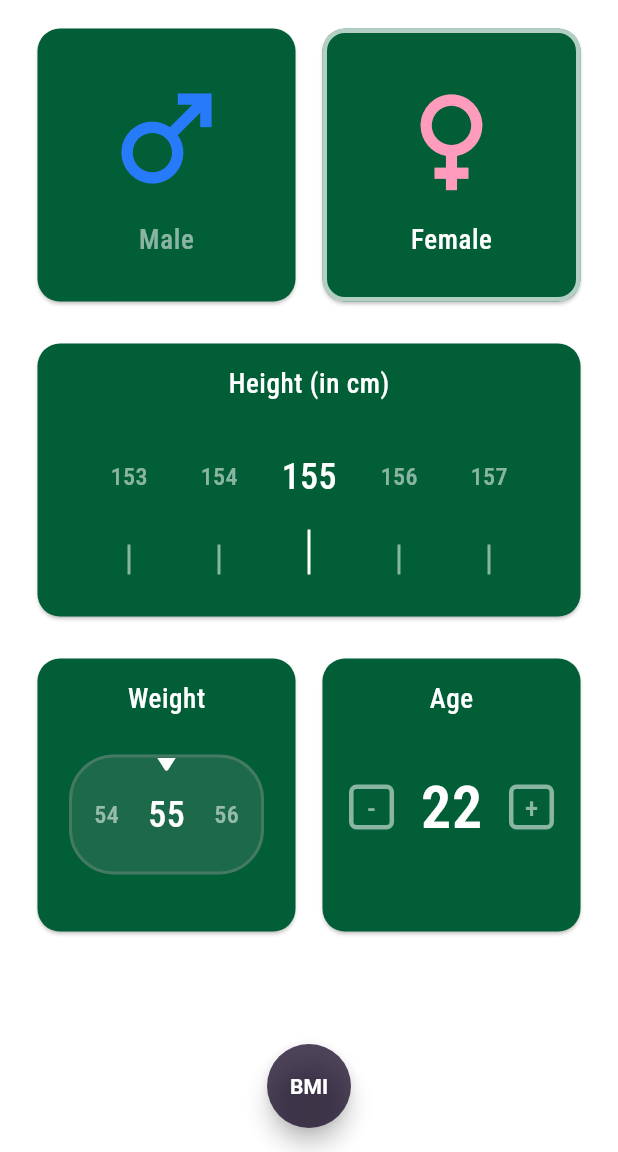
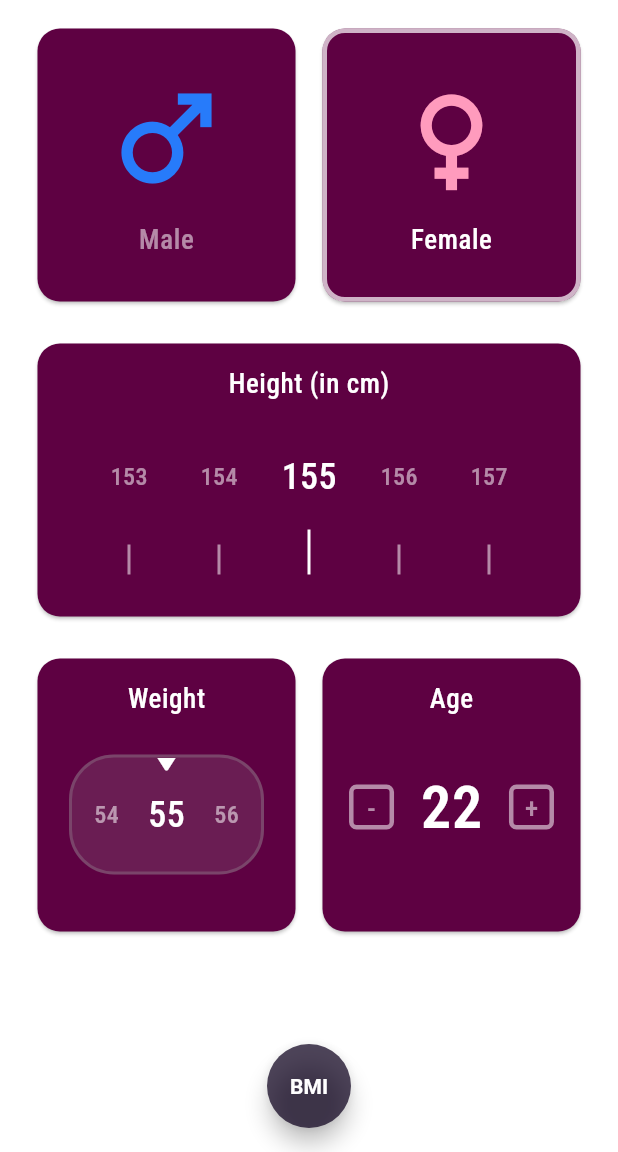
Before and after one commit to Ethereal111/skripsi, a Flutter app: the screen it shows after launch, on a phone screen of 412 x 824 dp, the part 84-1236 px from its top. Run offline on Flutter 3.47's test engine with Material 2 defaults, Android fonts, the phone set to English and light mode, and no system bars; drawn by our look-alikes of numberpicker; our stand-ins replace google_fonts.

```diff
--- a/lib/constants.dart
+++ b/lib/constants.dart
@@ -2,4 +2,4 @@ import 'package:flutter/material.dart';
 
 const kbackgroundColor = Colors.white;
 const kblueColor = Color.fromARGB(184, 13, 0, 29);
-const ktranparentColor = Color.fromARGB(255, 1, 94, 55);
+const ktranparentColor = Color.fromARGB(255, 94, 1, 66);
```
